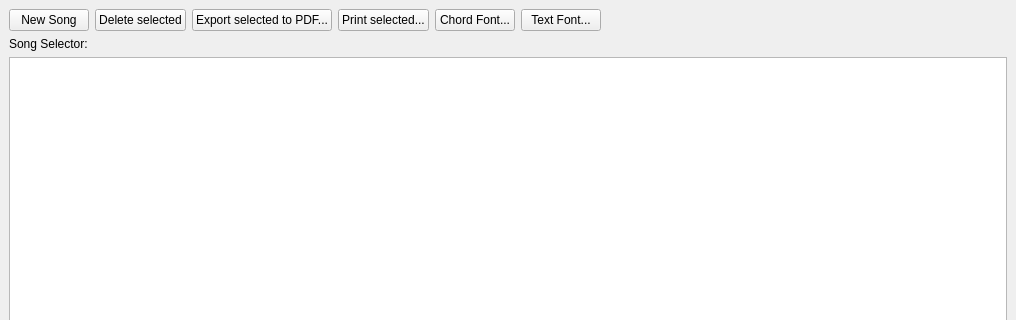
matvey83/softChord, file src/softchordeditor.ui: the form before one commit; both pictures show x 0 to 1016 and y 0 to 320 of the 1016 by 878 pixel window.
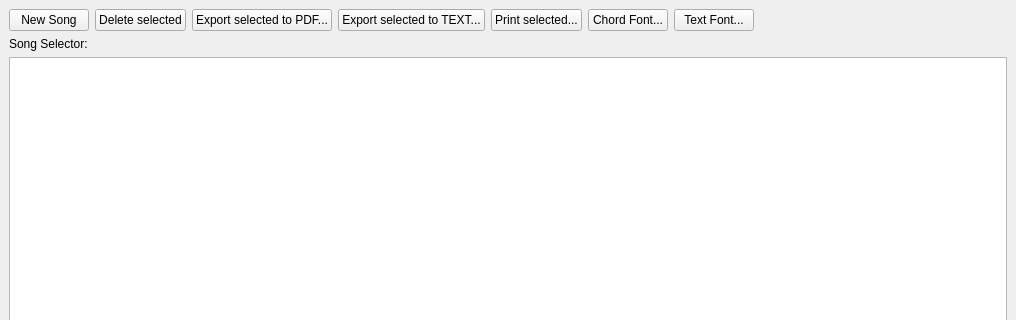
The form after the commit.

Commit message: Added ability to export a song to a text file.

```diff
--- a/src/softchordeditor.ui
+++ b/src/softchordeditor.ui
@@ -23,7 +23,7 @@
       <widget class="QWidget" name="">
        <layout class="QVBoxLayout" name="verticalLayout_3">
         <item>
-         <layout class="QHBoxLayout" name="horizontalLayout_2" stretch="0,0,0,0,0,0,0">
+         <layout class="QHBoxLayout" name="horizontalLayout_2" stretch="0,0,0,0,0,0,0,0">
           <item>
            <widget class="QPushButton" name="new_song_button">
             <property name="text">
@@ -45,6 +45,13 @@
             </property>
            </widget>
           </item>
+          <item>
+           <widget class="QPushButton" name="export_text_button">
+            <property name="text">
+             <string>Export selected to TEXT...</string>
+            </property>
+           </widget>
+          </item>
           <item>
            <widget class="QPushButton" name="print_button">
             <property name="text">
```
The commit also changes 1 other file.
